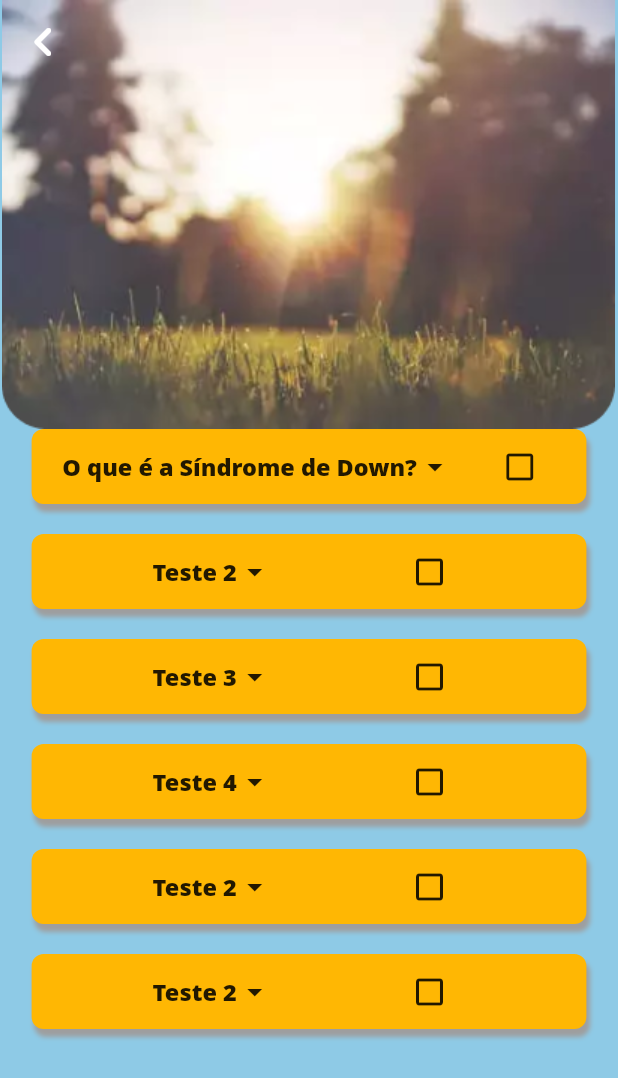
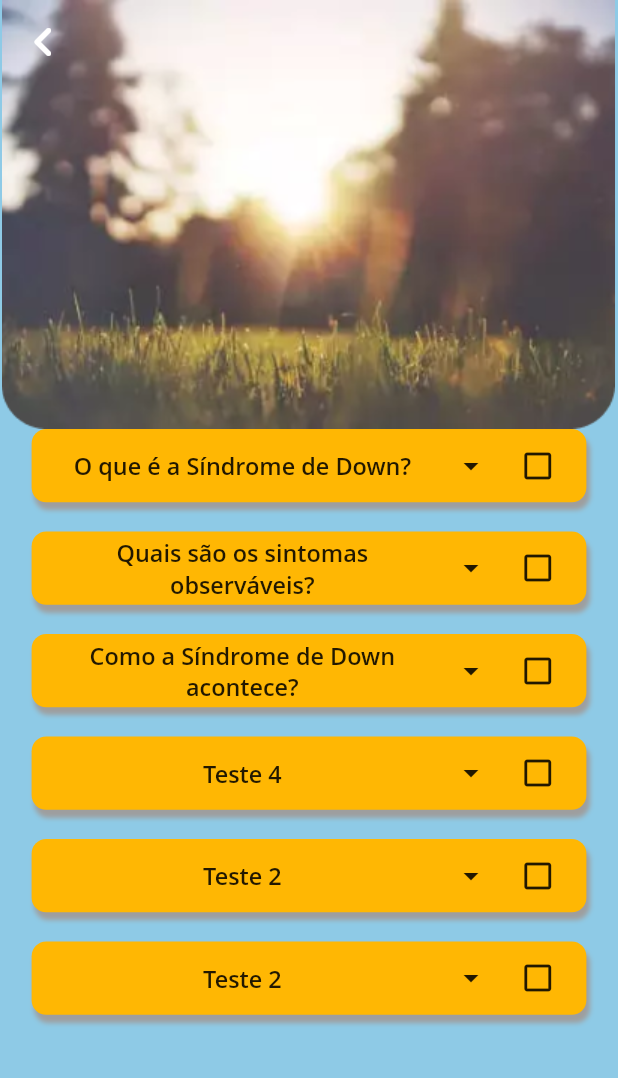
Before and after one commit to FidelisMatheus/down_maternity, a Flutter app: the HomePage screen opened by its route, after a tap on "O que é Síndrome de Down?", on a phone screen of 412 x 824 dp. Shown: the top 1078 px of the screen. Run offline on Flutter 3.47's test engine with Material 2 defaults, Android fonts, the light colour scheme and no system bars; our stand-ins replace get; missing offline and left inert: dart:html; Roboto replaces fonts that are missing (Open Sans).

Commit message:
Atualizações na Lista e Exibição

```diff
--- a/lib/model/list_topics.dart
+++ b/lib/model/list_topics.dart
@@ -19,19 +19,19 @@ class ListTopics extends GetxController {
       return listTopics1 = [
         Topic(
           'O que é a Síndrome de Down?',
-          'A Síndrome de Down (SD) ou trissomia do cromossomo 21, é uma alteração genética causada por um erro na divisão celular durante a formação dos gametas (óvulos ou espermatozoides) ou na divisão embrionária. A SD é a alteração cromossômica (cromossomopatia) mais comum em humanos (Cerca de 1 pessoa a cada 700 nasce com SD, independente de etnia, gênero ou classe social) e a principal causa de deficiência intelectual na população. A presença do cromossomo 21 extra na constituição genética determina o surgimento de um conjunto de sinais e sintomas observáveis. Dentre os sinais físicos pode-se citar: olhos oblíquos; rosto arredondado; língua protusa (para fora da boca); raiz nasal achatada; baixa estatura; mãos pequenas e dedos curtos; flacidez muscular (hipotonia); prega palmar única; e dobras da pele nos cantos internos. Outros sintomas observáveis são o comprometimento intelectual; obesidade; disfunções cardiovasculares, musculares e pulmonares; bem como maior propensão do desenvolvimento de diabetes.Não se atribuem graus à SD. As diferenças entre as pessoas com SD, tanto do aspecto físico quanto de desenvolvimento, decorrem de aspectos genéticos individuais, intercorrências clínicas, estimulação, educação, nutrição, contexto familiar, e social.',
+          '   A Síndrome de Down (SD) ou trissomia do cromossomo 21, é uma alteração genética causada por um erro na divisão celular durante a formação dos gametas (óvulos ou espermatozoides) ou na divisão embrionária. \n\n   A SD é a alteração cromossômica (cromossomopatia) mais comum em humanos (Cerca de 1 pessoa a cada 700 nasce com SD, independente de etnia, gênero ou classe social) e a principal causa de deficiência intelectual na população. A presença do cromossomo 21 extra na constituição genética determina o surgimento de um conjunto de sinais e sintomas observáveis.',
           false,
           false,
         ),
         Topic(
-          'Teste 2',
-          "Lorem Ipsum is simply dummy text of the printing and typesetting industry. Lorem Ipsum has been the industry",
+          'Quais são os sintomas observáveis?',
+          "Dentre os sinais físicos pode-se citar: olhos oblíquos; rosto arredondado; língua protusa (para fora da boca); raiz nasal achatada; baixa estatura; mãos pequenas e dedos curtos; flacidez muscular (hipotonia); prega palmar única; e dobras da pele nos cantos internos. Outros sintomas observáveis são o comprometimento intelectual; obesidade; disfunções cardiovasculares, musculares e pulmonares; bem como maior propensão do desenvolvimento de diabetes. \n\n    Não se atribuem graus à SD. As diferenças entre as pessoas com SD, tanto do aspecto físico quanto de desenvolvimento, decorrem de aspectos genéticos individuais, intercorrências clínicas, estimulação, educação, nutrição, contexto familiar, e social.",
           false,
           false,
         ),
         Topic(
-          'Teste 3',
-          "Lorem Ipsum is simply dummy text of the printing and typesetting industry. Lorem Ipsum has been the industry",
+          'Como a Síndrome de Down acontece?',
+          "   Cada pessoa nasce com 46 cromossomos. As células do seu bebê contêm um cromossomo 21 extra. Isso ocorre sob três formas principais, segundo a Classificação Internacional de Doenças (CID-10): \n\n    1. Síndrome de Down, trissomia do 21 (93-95% dos casos), por erros na divisão celular (não disjunção meiótica) do óvulo (95% dos casos) ou do espermatozoide (5% dos casos). \n\n   2. Síndrome de Down, trissomia do 21, mosaicismo por erros na divisão embrionária (não disjunção mitótica).Representa cerca de 1 a 2%. Os indivíduos têm células com 46 cromossomos, o que é normal, e células com 47 cromossomos devido ao cromossomo 21 extra, o que caracteriza a Síndrome de Down. \n\n   3. Síndrome de Down, trissomia 21, translocação. Representa cerca de 3 a 4%. Neste caso, uma parte grande do cromossomo 21 extra se une ao cromossomo 14 ou 22, único caso em que pode haver uma relação genética (essa característica pode ter sido herdada de um dos pais).",
           false,
           false,
         ),
--- a/lib/utils/dimensions.dart
+++ b/lib/utils/dimensions.dart
@@ -15,6 +15,7 @@ class Dimensions {
   static double height20 = screenHeight / 42.2;
   static double height30 = screenHeight / 28.13;
   static double height45 = screenHeight / 18.76;
+  static double height50 = screenHeight / 16.88;
   static double height220 = screenHeight / 3.83;
 
   //dynamic width - padding and margin
@@ -23,6 +24,8 @@ class Dimensions {
   static double width20 = screenHeight / 42.2;
   static double width30 = screenHeight / 28.13;
   static double width80 = screenWidth / 4.87;
+  static double width250 = screenWidth / 1.56;
+  static double width300 = screenWidth / 1.3;
   static double width350 = screenWidth / 1.114;
 
   //font size
--- a/lib/widgets/expansion_widget.dart
+++ b/lib/widgets/expansion_widget.dart
@@ -26,14 +26,14 @@ class _ExpansionWidgetState extends State<ExpansionWidget> {
       children: [
         Container(
           width: Dimensions.width350,
-          height: 50,
+          height: Dimensions.height50,
           decoration: BoxDecoration(
               borderRadius: widget.topic.expand
                   ? BorderRadius.only(
-                      topLeft: Radius.circular(10),
-                      topRight: Radius.circular(10),
+                      topLeft: Radius.circular(Dimensions.radius10),
+                      topRight: Radius.circular(Dimensions.radius10),
                     )
-                  : BorderRadius.all(Radius.circular(8)),
+                  : BorderRadius.all(Radius.circular(Dimensions.radius10)),
               boxShadow: const [
                 BoxShadow(
                   color: Colors.grey,
@@ -45,23 +45,20 @@ class _ExpansionWidgetState extends State<ExpansionWidget> {
           child: Row(
             mainAxisAlignment: MainAxisAlignment.spaceEvenly,
             children: [
-              Row(
-                children: [
               Container(
                 alignment: Alignment.center,
+                width: Dimensions.width250,
                 child: Text(
                   widget.topic.title,
                   style: TextStyle(
                     fontFamily: 'Open Sans',
-                        fontWeight: FontWeight.w800,
+                    fontWeight: FontWeight.w600,
                     fontSize: Dimensions.font16,
                   ),
                   textAlign: TextAlign.center,
                 ),
               ),
               Icon(Icons.arrow_drop_down_outlined),
-                ],
-              ),
               IconButton(
                 onPressed: () {},
                 icon: Icon(Icons.check_box_outline_blank),
@@ -73,13 +70,17 @@ class _ExpansionWidgetState extends State<ExpansionWidget> {
             ? Container(
                 child: Center(
                   child: Padding(
-                    padding: const EdgeInsets.all(8.0),
+                    padding: EdgeInsets.fromLTRB(
+                      Dimensions.height20,
+                      Dimensions.width10,
+                      Dimensions.height20,
+                      Dimensions.width10,
+                    ),
                     child: Text(
                       widget.topic.text,
                       style: TextStyle(
                         fontFamily: 'Open Sans',
-                        fontWeight: FontWeight.w700,
-                        fontSize: 18,
+                        fontSize: Dimensions.font18,
                       ),
                       textAlign: TextAlign.justify,
                     ),
@@ -87,8 +88,8 @@ class _ExpansionWidgetState extends State<ExpansionWidget> {
                 ),
                 decoration: BoxDecoration(
                   borderRadius: BorderRadius.only(
-                    bottomLeft: Radius.circular(10),
-                    bottomRight: Radius.circular(10),
+                    bottomLeft: Radius.circular(Dimensions.radius10),
+                    bottomRight: Radius.circular(Dimensions.radius10),
                   ),
                   // ignore: prefer_const_literals_to_create_immutables
                   boxShadow: [
@@ -101,11 +102,11 @@ class _ExpansionWidgetState extends State<ExpansionWidget> {
                   color: AppColors.yellowColor,
                 ),
                 width: Dimensions.width350,
-                margin: EdgeInsets.only(bottom: 20),
+                margin: EdgeInsets.only(bottom: Dimensions.width20),
               )
             : SizedBox(
-                height: 20,
-              )
+                height: Dimensions.height20,
+              ),
       ],
     );
   }
```
Lines whose indentation alone changed are shown as unchanged.
